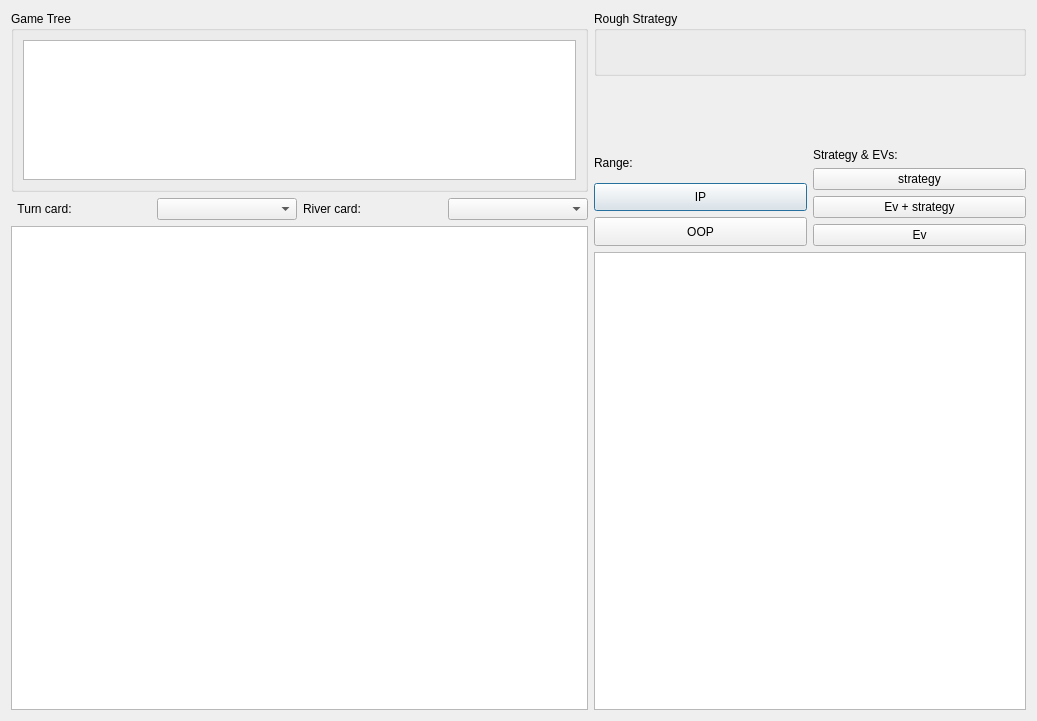
Old version of the form strategyexplorer.ui in the repository bupticybee/TexasSolver.
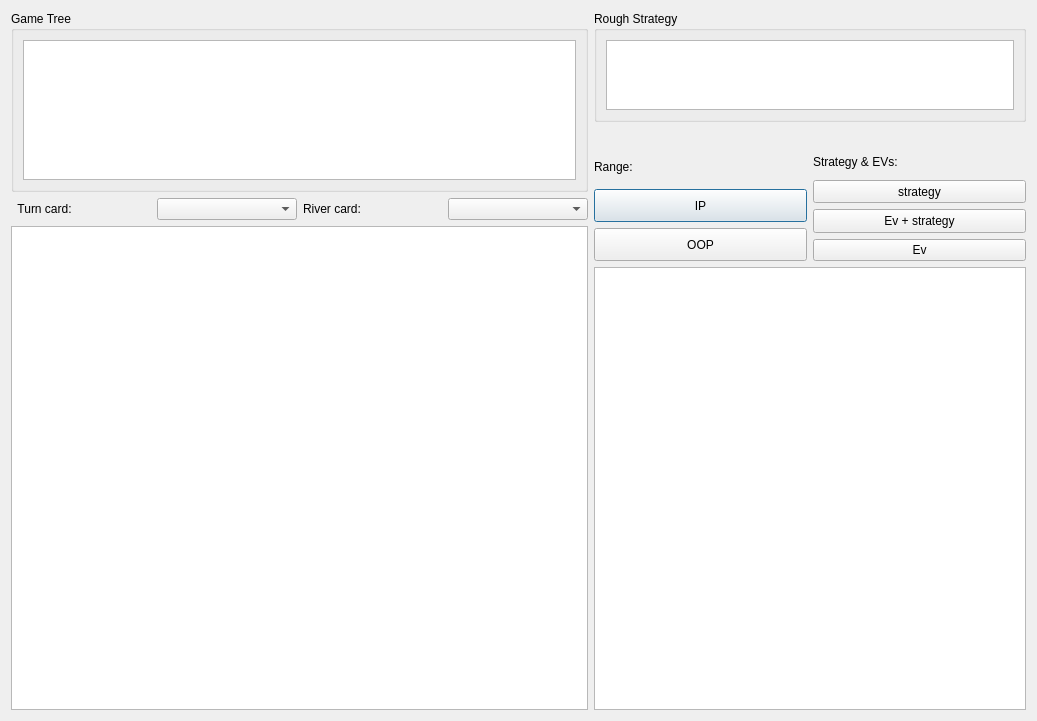
New version of the form. Custom widgets are drawn as their Qt base class.

Commit message: :new: add rough display

What changed in the file:
```diff
--- a/strategyexplorer.ui
+++ b/strategyexplorer.ui
@@ -78,12 +78,33 @@
     </layout>
    </item>
    <item>
-    <layout class="QVBoxLayout" name="verticalLayout_2" stretch="1,1,1,7">
+    <layout class="QVBoxLayout" name="verticalLayout_2" stretch="10,2,10,40">
      <item>
       <widget class="QGroupBox" name="groupBox_2">
        <property name="title">
         <string>Rough Strategy</string>
        </property>
+       <property name="flat">
+        <bool>true</bool>
+       </property>
+       <layout class="QVBoxLayout" name="verticalLayout_4">
+        <item>
+         <widget class="HtmlTableView" name="roughStrategyView">
+          <property name="verticalScrollBarPolicy">
+           <enum>Qt::ScrollBarAlwaysOff</enum>
+          </property>
+          <property name="horizontalScrollBarPolicy">
+           <enum>Qt::ScrollBarAlwaysOff</enum>
+          </property>
+          <attribute name="horizontalHeaderVisible">
+           <bool>false</bool>
+          </attribute>
+          <attribute name="verticalHeaderVisible">
+           <bool>false</bool>
+          </attribute>
+         </widget>
+        </item>
+       </layout>
       </widget>
      </item>
      <item>
```
The commit also changes 12 other files.
